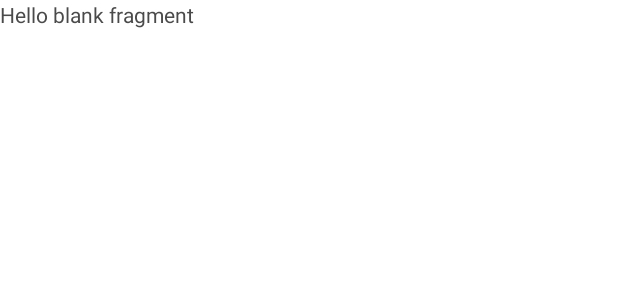
After one commit to perotedev/SIGAA_Mobile, an Android app: the layout fragment_notas.xml on its own in the app's theme, with its tools: preview values and no code run, on a phone screen of 412 x 824 dp. The commit adds this screen. Shown: the top 300 px of the screen. Run offline under Robolectric (Android 15) with nearby library versions, the phone set to English and light mode, and no system bars.

```diff
--- a/app/build.gradle
+++ b/app/build.gradle
@@ -39,6 +39,7 @@ dependencies {
     implementation 'androidx.lifecycle:lifecycle-viewmodel-ktx:2.5.1'
     implementation 'com.google.android.material:material:1.7.0'
     implementation 'com.robertlevonyan.view:MaterialExpansionPanel:2.1.3'
+    implementation "androidx.recyclerview:recyclerview:1.2.1"
 
     //noinspection AnnotationProcessorOnCompilePath
     compileOnly 'org.projectlombok:lombok:1.18.24'
--- /dev/null
+++ b/app/src/main/res/layout/fragment_notas.xml
@@ -0,0 +1,14 @@
+<?xml version="1.0" encoding="utf-8"?>
+<FrameLayout xmlns:android="http://schemas.android.com/apk/res/android"
+    xmlns:tools="http://schemas.android.com/tools"
+    android:layout_width="match_parent"
+    android:layout_height="match_parent"
+    tools:context=".ui.main.NotasFragment">
+
+    <!-- TODO: Update blank fragment layout -->
+    <TextView
+        android:layout_width="match_parent"
+        android:layout_height="match_parent"
+        android:text="@string/hello_blank_fragment" />
+
+</FrameLayout>
--- a/app/src/main/res/values/strings.xml
+++ b/app/src/main/res/values/strings.xml
@@ -44,4 +44,6 @@
     <string name="teste_plus_plus">Texto de Teste Comprido Por Demais</string>
     <string name="teste_numero">8,0171</string>
     <string name="app_version">V1.0.0</string>
+    <!-- TODO: Remove or change this placeholder text -->
+    <string name="hello_blank_fragment">Hello blank fragment</string>
 </resources>
```
Also changed, not shown: app/src/main/java/com/example/sigaamobile/MainActivity.java (+9 -5 lines), app/src/main/java/com/example/sigaamobile/ui/main/LoginFragment.java (+2 -8 lines), app/src/main/java/com/example/sigaamobile/ui/main/MenuFragment.java (+29 -14 lines), app/src/main/java/com/example/sigaamobile/ui/main/NotasFragment.java (added, +33 -0 lines), app/src/main/res/navigation/nav_graph.xml (+9 -0 lines).
